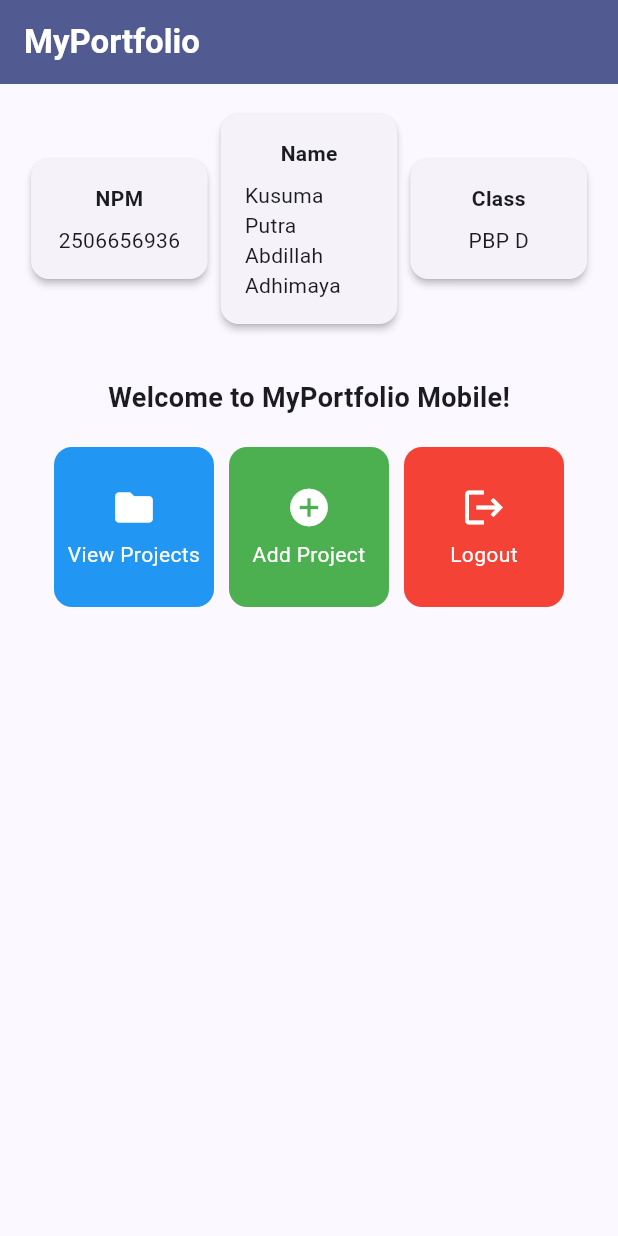
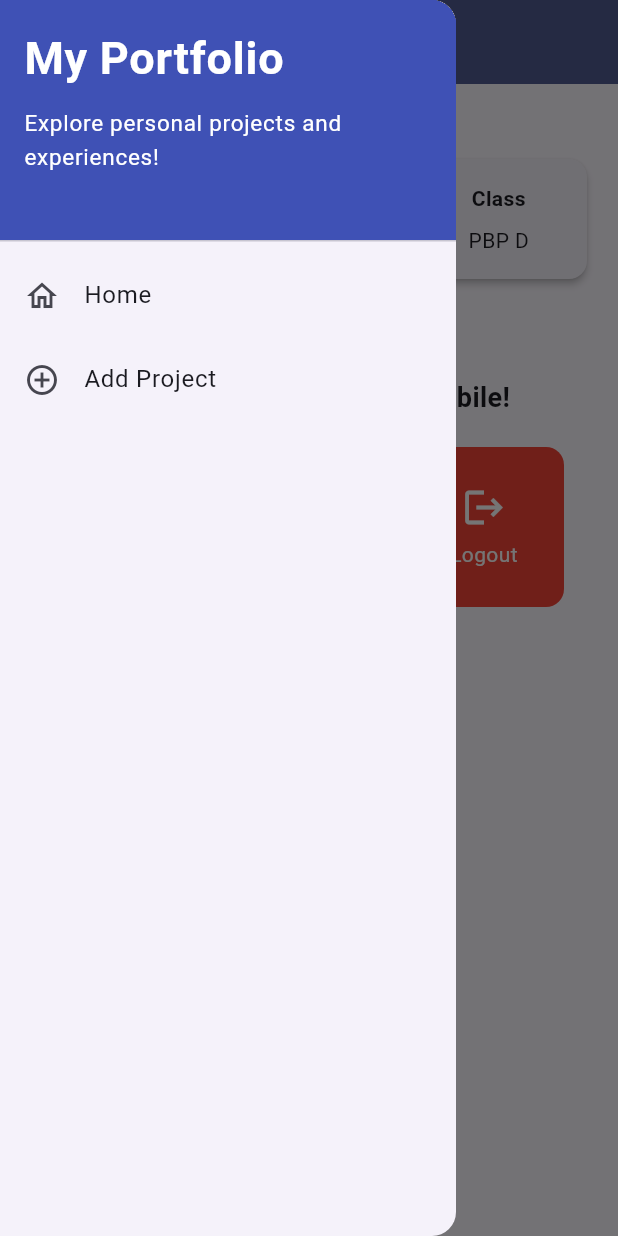
Before and after one commit to kusumaadhimaya/myportofolio_mobile, a Flutter app: the screen it shows after launch, with the side drawer open (before the commit the screen has no drawer), on a phone screen of 412 x 824 dp. Run offline on Flutter 3.47's test engine with Material 3 defaults, Android fonts, the phone set to English and light mode, and no system bars.

Commit message:
feat: add drawer navigation menu

```diff
--- a/lib/menu.dart
+++ b/lib/menu.dart
@@ -1,4 +1,5 @@
 import 'package:flutter/material.dart';
+import 'package:myportofolio_mobile/widgets/left_drawer.dart';
 
 class MyHomePage extends StatelessWidget {
   MyHomePage({super.key});
@@ -22,7 +23,9 @@ class MyHomePage extends StatelessWidget {
           style: TextStyle(color: Colors.white, fontWeight: FontWeight.bold),
         ),
         backgroundColor: Theme.of(context).colorScheme.primary,
+        iconTheme: const IconThemeData(color: Colors.white),
       ),
+      drawer: const LeftDrawer(),
       body: Padding(
         padding: const EdgeInsets.all(16.0),
         child: Column(
--- /dev/null
+++ b/lib/widgets/left_drawer.dart
@@ -0,0 +1,60 @@
+import 'package:flutter/material.dart';
+import 'package:myportofolio_mobile/menu.dart';
+
+class LeftDrawer extends StatelessWidget {
+  const LeftDrawer({super.key});
+
+  @override
+  Widget build(BuildContext context) {
+    return Drawer(
+      child: ListView(
+        padding: EdgeInsets.zero,
+        children: [
+          const DrawerHeader(
+            decoration: BoxDecoration(
+              color: Colors.indigo,
+            ),
+            child: Column(
+              crossAxisAlignment: CrossAxisAlignment.start,
+              children: [
+                Text(
+                  'My Portfolio',
+                  style: TextStyle(
+                    fontSize: 30,
+                    fontWeight: FontWeight.bold,
+                    color: Colors.white,
+                  ),
+                ),
+                SizedBox(height: 10),
+                Text(
+                  'Explore personal projects and experiences!',
+                  style: TextStyle(
+                    fontSize: 15,
+                    color: Colors.white,
+                  ),
+                ),
+              ],
+            ),
+          ),
+          ListTile(
+            leading: const Icon(Icons.home_outlined),
+            title: const Text('Home'),
+            onTap: () {
+              Navigator.pushReplacement(
+                context,
+                MaterialPageRoute(builder: (context) => MyHomePage()),
+              );
+            },
+          ),
+          ListTile(
+            leading: const Icon(Icons.add_circle_outline),
+            title: const Text('Add Project'),
+            onTap: () {
+              Navigator.pop(context);
+            },
+          ),
+        ],
+      ),
+    );
+  }
+}
```
